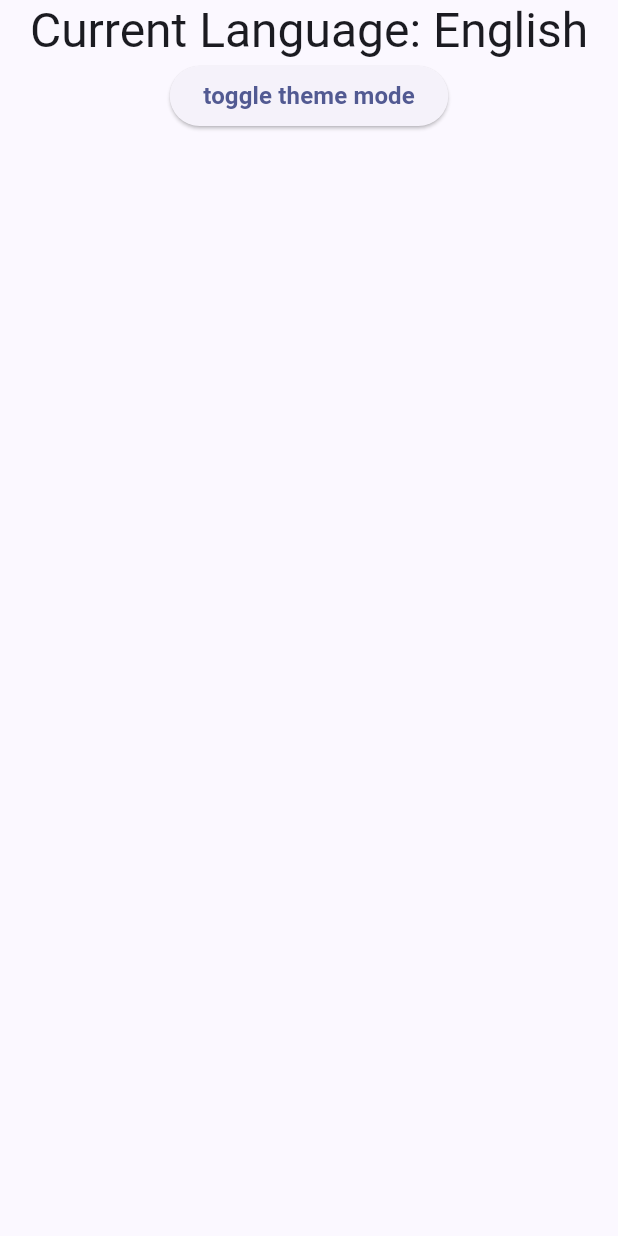
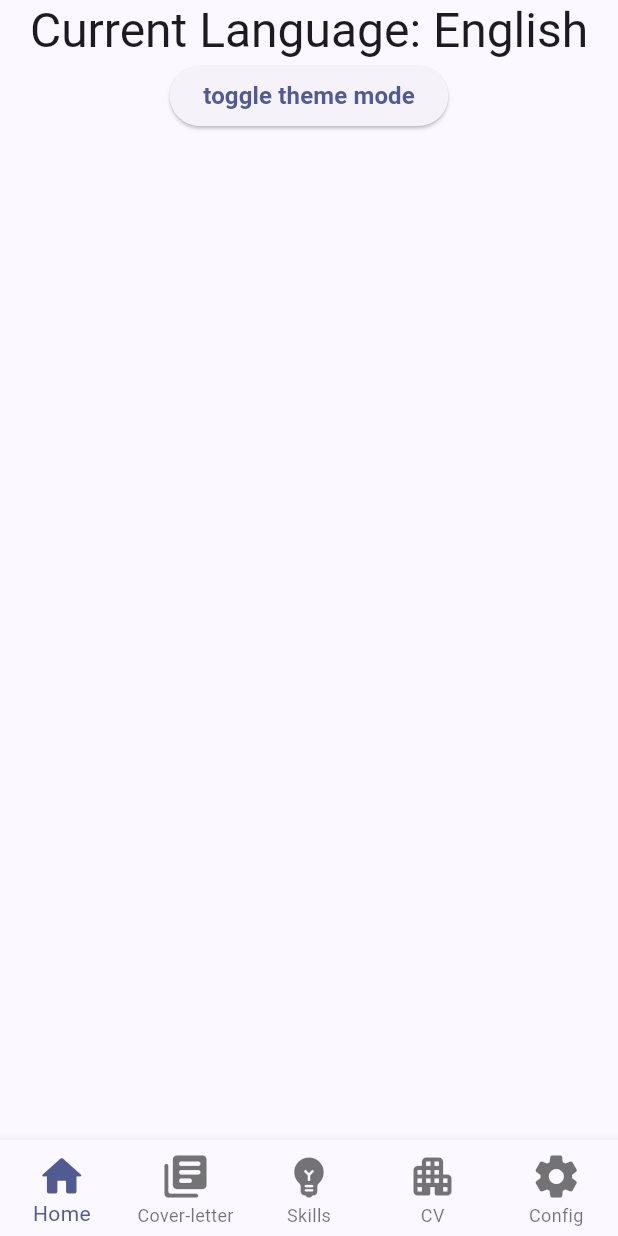
Before and after one commit to HwangSooHyeon/resume, a Flutter app: the screen it shows after launch, on a phone screen of 412 x 824 dp. Run offline on Flutter 3.47's test engine with Material 3 defaults, Android fonts, the phone set to English and light mode, and no system bars; our stand-ins replace flutter_riverpod, go_router, riverpod_annotation; generated files the repository leaves out were written again; Roboto replaces fonts that are missing (NanumSquareNeo).

Commit message:
feat: apply bottom navi (ongoing)
1. define methods of bottom_navigation_enum.dart
2. apply BottomNavi Widget in ShellRoute

```diff
--- a/lib/entity/enum/bottom_navigation_enum.dart
+++ b/lib/entity/enum/bottom_navigation_enum.dart
@@ -1,22 +1,43 @@
 import 'package:flutter/material.dart';
+import 'package:resume/util/extension/build_context_extension.dart';
+import 'package:resume/widget/common/custom_animated_ink_well.dart';
 
 enum BottomNavigationEnum {
   home,
-  selfIntroduction,
-  techStack,
-  portfolio,
-  setting;
+  coverLetter,
+  skills,
+  cv,
+  config;
 
   String label(BuildContext context) => switch (this) {
-    // TODO: Handle this case.
-    BottomNavigationEnum.home => throw UnimplementedError(),
-    // TODO: Handle this case.
-    BottomNavigationEnum.selfIntroduction => throw UnimplementedError(),
-    // TODO: Handle this case.
-    BottomNavigationEnum.techStack => throw UnimplementedError(),
-    // TODO: Handle this case.
-    BottomNavigationEnum.portfolio => throw UnimplementedError(),
-    // TODO: Handle this case.
-    BottomNavigationEnum.setting => throw UnimplementedError(),
-  };
+        BottomNavigationEnum.home => context.locale!.home,
+        BottomNavigationEnum.coverLetter => context.locale!.coverLetter,
+        BottomNavigationEnum.skills => context.locale!.skills,
+        BottomNavigationEnum.cv => context.locale!.cv,
+        BottomNavigationEnum.config => context.locale!.config,
+      };
+
+  Widget get icon => _renderIconWidget(
+        switch (this) {
+          BottomNavigationEnum.home => Icons.home_rounded,
+          BottomNavigationEnum.coverLetter => Icons.library_books_rounded,
+          BottomNavigationEnum.skills => Icons.emoji_objects_rounded,
+          BottomNavigationEnum.cv => Icons.apartment_rounded,
+          BottomNavigationEnum.config => Icons.settings_rounded,
+        },
+      );
+
+  BottomNavigationBarItem bottomNavigationBarItem(BuildContext context) =>
+      BottomNavigationBarItem(
+        label: label(context),
+        icon: CustomAnimatedInkWell(
+          width: context.width / 5,
+          child: icon,
+        ),
+      );
+
+  Widget _renderIconWidget(IconData icon) => Icon(
+        icon,
+        size: 34,
+      );
 }
--- a/lib/util/router/custom_router.dart
+++ b/lib/util/router/custom_router.dart
@@ -1,7 +1,10 @@
 import 'package:flutter/material.dart';
 import 'package:go_router/go_router.dart';
+import 'package:resume/entity/enum/bottom_navigation_enum.dart';
 import 'package:resume/page/home_screen.dart';
 import 'package:resume/page/splash_page.dart';
+import 'package:resume/util/extension/build_context_extension.dart';
+import 'package:resume/util/theme/custom_theme.dart';
 import 'package:resume/widget/common/default_layout.dart';
 
 class CustomRouter {
@@ -19,8 +22,26 @@ class CustomRouter {
       ShellRoute(
         parentNavigatorKey: _rootNavigatorKey,
         navigatorKey: _shellNavigatorKey,
-        builder: (_, __, body) => DefaultLayout(
+        builder: (context, __, body) => DefaultLayout(
           body: body,
+          bottomNavigationBar: Theme(
+            data: CustomTheme.themeData(
+              isDark: context.theme.brightness == Brightness.dark,
+            ).copyWith(
+              highlightColor: Colors.transparent,
+              splashFactory: NoSplash.splashFactory,
+            ),
+            child: BottomNavigationBar(
+              type: BottomNavigationBarType.fixed,
+              items: BottomNavigationEnum.values
+                  .map(
+                    (element) => element.bottomNavigationBarItem(
+                      context,
+                    ),
+                  )
+                  .toList(),
+            ),
+          ),
         ),
         routes: [
           GoRoute(
--- a/lib/util/theme/custom_theme.dart
+++ b/lib/util/theme/custom_theme.dart
@@ -12,6 +12,7 @@ class CustomTheme {
             : CustomColorScheme.lightColorScheme,
         fontFamily: 'NanumSquareNeo',
         textTheme: CustomTextTheme.textTheme,
+        hoverColor: Colors.transparent,
         useMaterial3: true,
       );
 }
```
